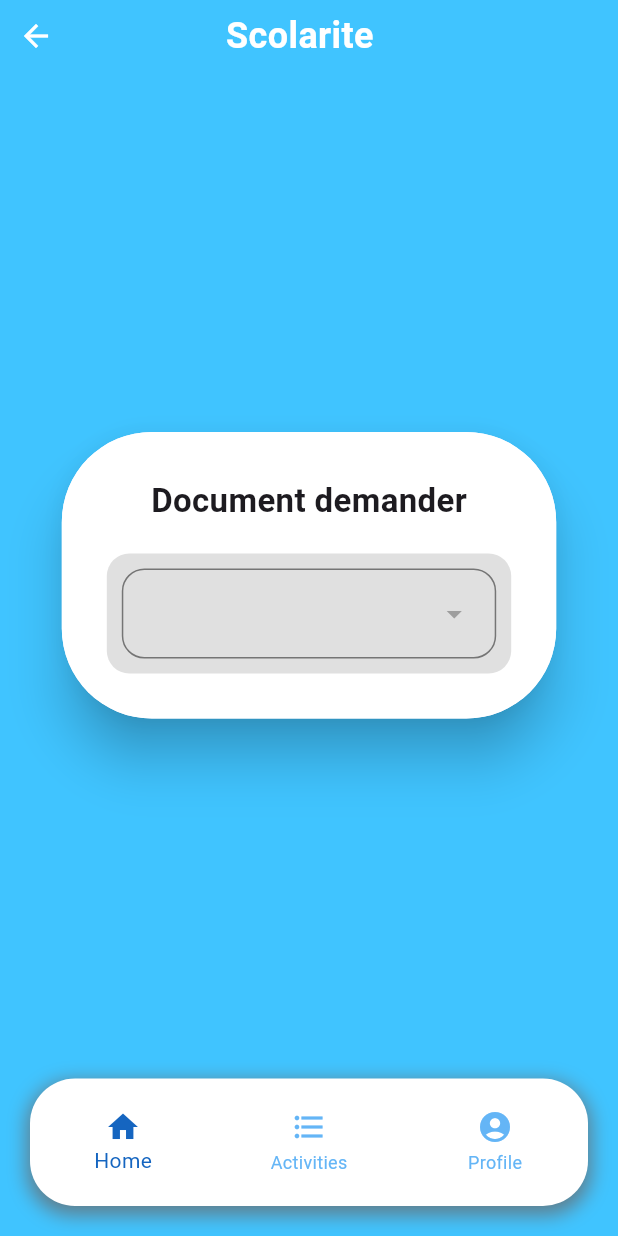
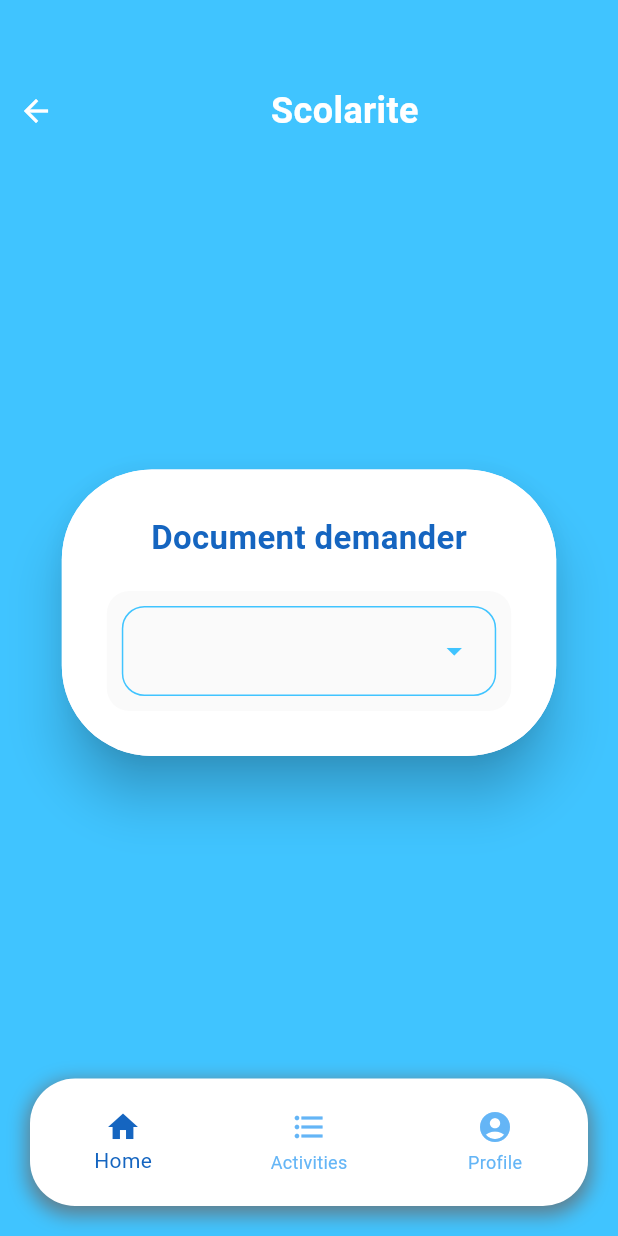
Before and after one commit to Merou1/Unichat_Flutter_App, a Flutter app: the HomePage screen opened directly, item 2 of the bottom bar chosen, after a tap on "1-Demandez", on a phone screen of 412 x 824 dp. Run offline on Flutter 3.47's test engine with Material 3 defaults, Android fonts, the light colour scheme and no system bars.

Commit message:
first commit

```diff
--- a/lib/Demande/demander.dart
+++ b/lib/Demande/demander.dart
@@ -61,7 +61,9 @@ class _DocumentRequestScreenState extends State<DocumentRequestScreen> with Sing
         children: [
           Column(
             children: [
-              Row(
+              Padding(
+                padding: const EdgeInsets.fromLTRB(0, 50, 0, 0),
+                child: Row(
                   children: [
                     IconButton(
                       icon: Icon(Icons.arrow_back, color: Colors.white),
@@ -71,8 +73,8 @@ class _DocumentRequestScreenState extends State<DocumentRequestScreen> with Sing
                       },
                     ),
                     Expanded(
-                    child: Padding(
-                      padding: const EdgeInsets.only(right: 60.0),
+
+                        child: Center(
                           child: Text(
                             'Scolarite',
                             style: TextStyle(
@@ -83,8 +85,10 @@ class _DocumentRequestScreenState extends State<DocumentRequestScreen> with Sing
                             textAlign: TextAlign.center,
                           ),
                         ),
+
                     ),
                   ],
+                ),
               ),
               Expanded(
                 child: Center(
@@ -111,14 +115,14 @@ class _DocumentRequestScreenState extends State<DocumentRequestScreen> with Sing
                                     'Document demander',
                                     style: TextStyle(
                                       fontSize: 22,
-                                      fontWeight: FontWeight.bold,
+                                      fontWeight: FontWeight.bold,color: Colors.blue[800]
                                     ),
                                   ),
                                 ),
                                 SizedBox(height: 20), // Space between title and dropdown
                                 Container(
                                   decoration: BoxDecoration(
-                                    color: Colors.grey.shade300, // Light grey background color
+                                    color: Colors.grey.shade50, // Light grey background color
                                     borderRadius: BorderRadius.circular(15),
                                   ),
                                   padding: EdgeInsets.all(10), // Padding inside the container
@@ -128,7 +132,7 @@ class _DocumentRequestScreenState extends State<DocumentRequestScreen> with Sing
                                     children: [
                                       Container(
                                         decoration: BoxDecoration(
-                                          border: Border.all(color: Colors.grey.shade600),
+                                          border: Border.all(color: Colors.lightBlueAccent),
                                           borderRadius: BorderRadius.circular(15),
                                         ),
                                         child: Padding(
@@ -137,7 +141,7 @@ class _DocumentRequestScreenState extends State<DocumentRequestScreen> with Sing
                                             child: DropdownButton<String>(
                                               value: null,
                                               isExpanded: true,
-                                              icon: Icon(Icons.arrow_drop_down, color: Colors.grey),
+                                              icon: Icon(Icons.arrow_drop_down, color: Colors.lightBlueAccent),
                                               onChanged: (String? newValue) {
                                                 // Handle changes here
                                               },
--- a/lib/HomePage/Screens/Screen2.dart
+++ b/lib/HomePage/Screens/Screen2.dart
@@ -13,7 +13,7 @@ class MyApp extends StatelessWidget {
     return MaterialApp(
       debugShowCheckedModeBanner: false,
       home: Scaffold(
-        body: Screen2(), // Use Screen2 as the main screen
+        body: Screen2(),
       ),
     );
   }
@@ -28,6 +28,9 @@ class _Screen2State extends State<Screen2> with SingleTickerProviderStateMixin {
   late AnimationController _controller;
   late Animation<double> _heightAnimation;
   late Animation<double> _opacityAnimation;
+
+  bool _isHoveringDemandez = false;
+  bool _isHoveringSuivre = false;
 
   @override
   void initState() {
@@ -56,8 +59,21 @@ class _Screen2State extends State<Screen2> with SingleTickerProviderStateMixin {
       color: Colors.lightBlueAccent,
       child: Column(
         children: [
-          Center(child: Container(margin: EdgeInsets.fromLTRB(0, 55, 0, 50),padding:EdgeInsets.all(8),child: Image(image: AssetImage('images/unamed1.png',)),width: 100,height: 100,decoration: BoxDecoration(borderRadius: BorderRadius.circular(90),border: Border.all(width: 0.5,color: Colors.white)),)),
-
+          Center(
+            child: Container(
+              margin: EdgeInsets.fromLTRB(0, 55, 0, 50),
+              padding: EdgeInsets.all(8),
+              child: Image(
+                image: AssetImage('images/unamed1.png'),
+              ),
+              width: 100,
+              height: 100,
+              decoration: BoxDecoration(
+                borderRadius: BorderRadius.circular(90),
+                border: Border.all(width: 0.5, color: Colors.white),
+              ),
+            ),
+          ),
           Align(
             alignment: Alignment.center,
             child: AnimatedBuilder(
@@ -67,13 +83,13 @@ class _Screen2State extends State<Screen2> with SingleTickerProviderStateMixin {
                   opacity: _opacityAnimation.value,
                   child: Material(
                     elevation: 200.0,
-                    borderRadius: BorderRadius.circular(40.0), // Same radius for all corners
+                    borderRadius: BorderRadius.circular(40.0),
                     child: Container(
-                      width: screenWidth * 0.95, // Adjust width as needed
-                      height: screenHeight * 0.57, // Height modified to 60% of the screen height
+                      width: screenWidth * 0.95,
+                      height: screenHeight * 0.57,
                       decoration: BoxDecoration(
                         color: Colors.white,
-                        borderRadius: BorderRadius.circular(40.0), // Same radius for all corners
+                        borderRadius: BorderRadius.circular(40.0),
                       ),
                       child: SingleChildScrollView(
                         child: Column(
@@ -86,10 +102,12 @@ class _Screen2State extends State<Screen2> with SingleTickerProviderStateMixin {
                                 child: const Text(
                                   'Démarche A Suivre',
                                   style: TextStyle(
-                                    color: Colors.blue, // Changed color to blue
-                                    fontSize: 30,fontWeight: FontWeight.w800,
+                                    color: Colors.blue,
+                                    fontSize: 30,
+                                    fontWeight: FontWeight.w800,
                                     fontFamily: 'Orelega One',
-                                    decoration: TextDecoration.underline,decorationColor: Colors.lightBlue
+                                    decoration: TextDecoration.underline,
+                                    decorationColor: Colors.lightBlue,
                                   ),
                                 ),
                               ),
@@ -100,28 +118,39 @@ class _Screen2State extends State<Screen2> with SingleTickerProviderStateMixin {
                               height: 56,
                               decoration: const BoxDecoration(
                                 image: DecorationImage(
-                                  image: AssetImage('images/pdf.png'), // Updated image asset
+                                  image: AssetImage('images/pdf.png'),
                                   fit: BoxFit.fill,
                                 ),
                               ),
                             ),
                             const SizedBox(height: 20),
-                            InkWell(
+                            MouseRegion(
+                              onEnter: (event) => setState(() {
+                                _isHoveringDemandez = true;
+                              }),
+                              onExit: (event) => setState(() {
+                                _isHoveringDemandez = false;
+                              }),
+                              child: GestureDetector(
                                 onTap: () {
-                                // Action to perform on tap
                                   Navigator.push(
                                     context,
                                     MaterialPageRoute(builder: (context) => DocumentRequestScreen()),
-                                );                              },
-                              child: const Text(
+                                  );
+                                },
+                                child: Text(
                                   '1-Demandez',
                                   style: TextStyle(
-                                  color: Color(0xFF003366), // Darker blue color
+                                    color: Color(0xFF003366),
                                     fontSize: 32,
                                     fontFamily: 'Open Sans Condensed',
                                     fontWeight: FontWeight.w300,
+                                    decoration: _isHoveringDemandez
+                                        ? TextDecoration.underline
+                                        : TextDecoration.none,
                                     decorationThickness: 2,
                                     decorationColor: Color(0xFF3139FF),
+                                  ),
                                 ),
                               ),
                             ),
@@ -129,7 +158,7 @@ class _Screen2State extends State<Screen2> with SingleTickerProviderStateMixin {
                             const Text(
                               'Faites en ligne vos demandes de documents.',
                               style: TextStyle(
-                                color: Colors.blue, // Changed color to blue
+                                color: Colors.blue,
                                 fontSize: 17,
                                 fontFamily: 'Open Sans Condensed',
                                 fontWeight: FontWeight.w700,
@@ -143,29 +172,39 @@ class _Screen2State extends State<Screen2> with SingleTickerProviderStateMixin {
                               height: 56,
                               decoration: const BoxDecoration(
                                 image: DecorationImage(
-                                  image: AssetImage('images/newspaper.png'), // Updated image asset
+                                  image: AssetImage('images/newspaper.png'),
                                   fit: BoxFit.fill,
                                 ),
                               ),
                             ),
                             const SizedBox(height: 20),
-                            const Text(
+                            MouseRegion(
+                              onEnter: (event) => setState(() {
+                                _isHoveringSuivre = true;
+                              }),
+                              onExit: (event) => setState(() {
+                                _isHoveringSuivre = false;
+                              }),
+                              child: Text(
                                 '2-Suivre',
                                 style: TextStyle(
-                                color: Color(0xFF003366), // Darker blue color
+                                  color: Color(0xFF003366),
                                   fontSize: 32,
                                   fontFamily: 'Open Sans Condensed',
                                   fontWeight: FontWeight.w300,
-                           //     decoration: TextDecoration.underline,
+                                  decoration: _isHoveringSuivre
+                                      ? TextDecoration.underline
+                                      : TextDecoration.none,
                                   decorationThickness: 2,
                                   decorationColor: Color(0xFF3139FF),
+                                ),
                               ),
                             ),
                             const SizedBox(height: 10),
                             const Text(
                               'Suivez l\'état d\'avancement de vos demandes.',
                               style: TextStyle(
-                                color: Colors.blue, // Changed color to blue
+                                color: Colors.blue,
                                 fontSize: 17,
                                 fontFamily: 'Open Sans Condensed',
                                 fontWeight: FontWeight.w700,
```
Lines whose indentation alone changed are shown as unchanged.
